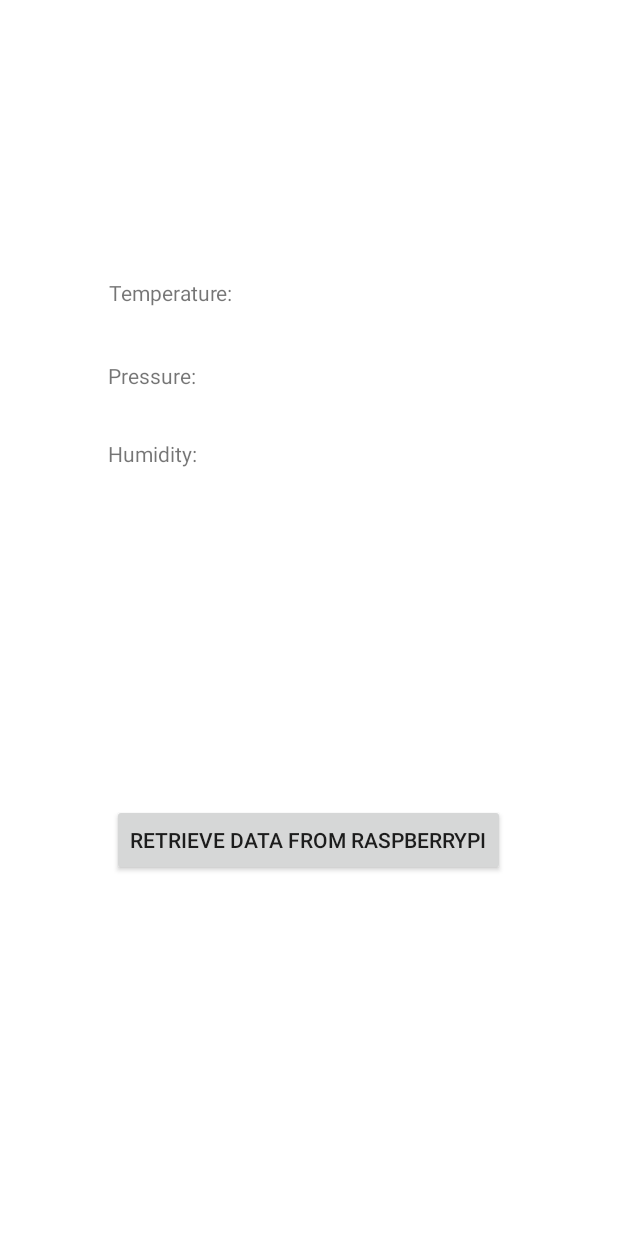
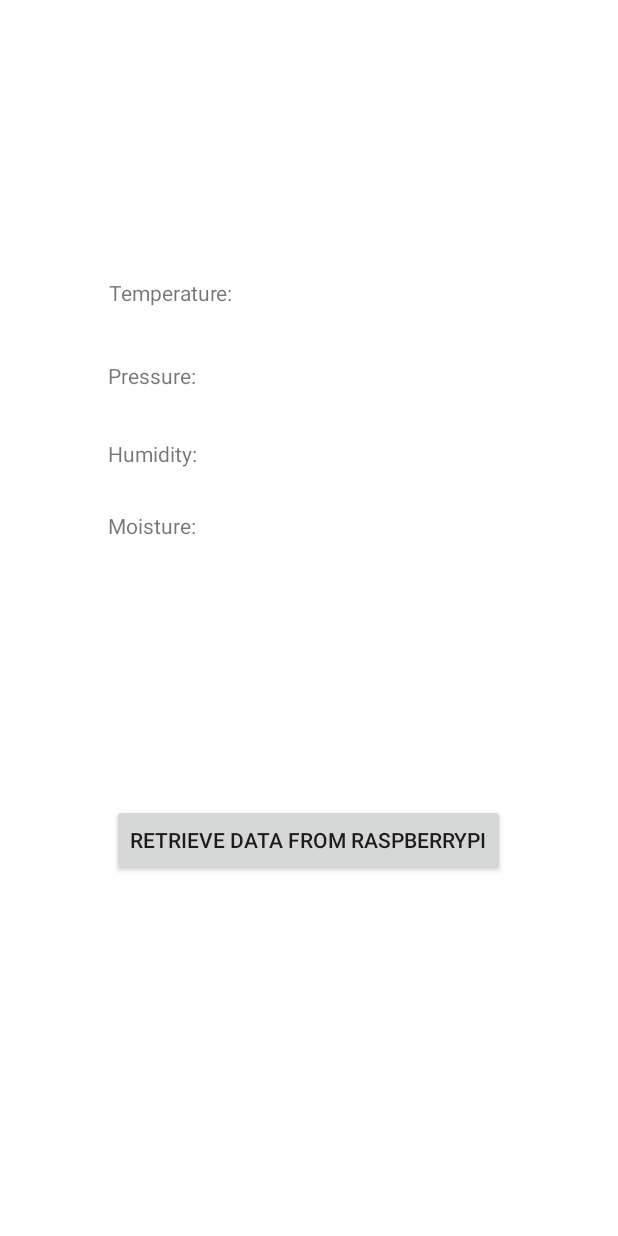
Before and after one commit to henry314159/EcoMonitor4, an Android app: the PiBluetooth screen opened directly, with no data from a screen before it, on a phone screen of 412 x 824 dp. Run offline under Robolectric (Android 15) with nearby library versions, the phone set to English and light mode, and no system bars.

Commit message:
added soil moisture sensor functionality

```diff
--- a/app/src/main/java/com/example/ecomonitor4/PiBluetooth.java
+++ b/app/src/main/java/com/example/ecomonitor4/PiBluetooth.java
@@ -74,12 +74,10 @@ public class PiBluetooth extends Activity {
                 mmSocket.connect();
             }
 
-            //msg += "\n";
             OutputStream mmOutputStream = mmSocket.getOutputStream();
             mmOutputStream.write(msg2send.getBytes());
 
         } catch (IOException e) {
-            // TODO Auto-generated catch block
             e.printStackTrace();
         }
 
@@ -97,6 +95,7 @@ public class PiBluetooth extends Activity {
         TextView pressure = findViewById(R.id.pressure);
         TextView temp = findViewById(R.id.temperature);
         TextView humid = findViewById(R.id.humidity);
+        TextView moisture = findViewById(R.id.moisture);
 
 
         final class workerThread implements Runnable {
@@ -136,13 +135,12 @@ public class PiBluetooth extends Activity {
                                     System.out.println(data);
                                     readBufferPosition = 0;
 
-                                    handler.post(new Runnable() {
-                                        public void run() {
-                                            String[] splitData = data.split(" ");
-                                            temp.setText("Temperature: " + splitData[0]);
-                                            pressure.setText("Pressure: " + splitData[1]);
-                                            humid.setText("Humidity: " + splitData[2]);
-                                        }
+                                    handler.post(() -> {
+                                        String[] splitData = data.split(" ");
+                                        temp.setText("Temperature: " + splitData[0]);
+                                        pressure.setText("Pressure: " + splitData[1]);
+                                        humid.setText("Humidity: " + splitData[2]);
+                                        moisture.setText("Moisture: " + splitData[3]);
                                     });
                                     workDone = true;
                                     break;
@@ -164,10 +162,6 @@ public class PiBluetooth extends Activity {
                 }
             }
         }
-        button.setOnClickListener(v -> {
-
-            (new Thread(new workerThread("hello"))).start();
-
-        });
+        button.setOnClickListener(v -> (new Thread(new workerThread("hello"))).start());
     }
 }
--- a/app/src/main/res/layout/activity_pi.xml
+++ b/app/src/main/res/layout/activity_pi.xml
@@ -52,4 +52,16 @@
         app:layout_constraintTop_toTopOf="parent"
         app:layout_constraintVertical_bias="0.837" />
 
+    <TextView
+        android:id="@+id/moisture"
+        android:layout_width="wrap_content"
+        android:layout_height="wrap_content"
+        android:text="Moisture: "
+        app:layout_constraintBottom_toTopOf="@+id/testButton"
+        app:layout_constraintEnd_toEndOf="parent"
+        app:layout_constraintHorizontal_bias="0.206"
+        app:layout_constraintStart_toStartOf="parent"
+        app:layout_constraintTop_toBottomOf="@+id/humidity"
+        app:layout_constraintVertical_bias="0.141" />
+
 </androidx.constraintlayout.widget.ConstraintLayout>
```
